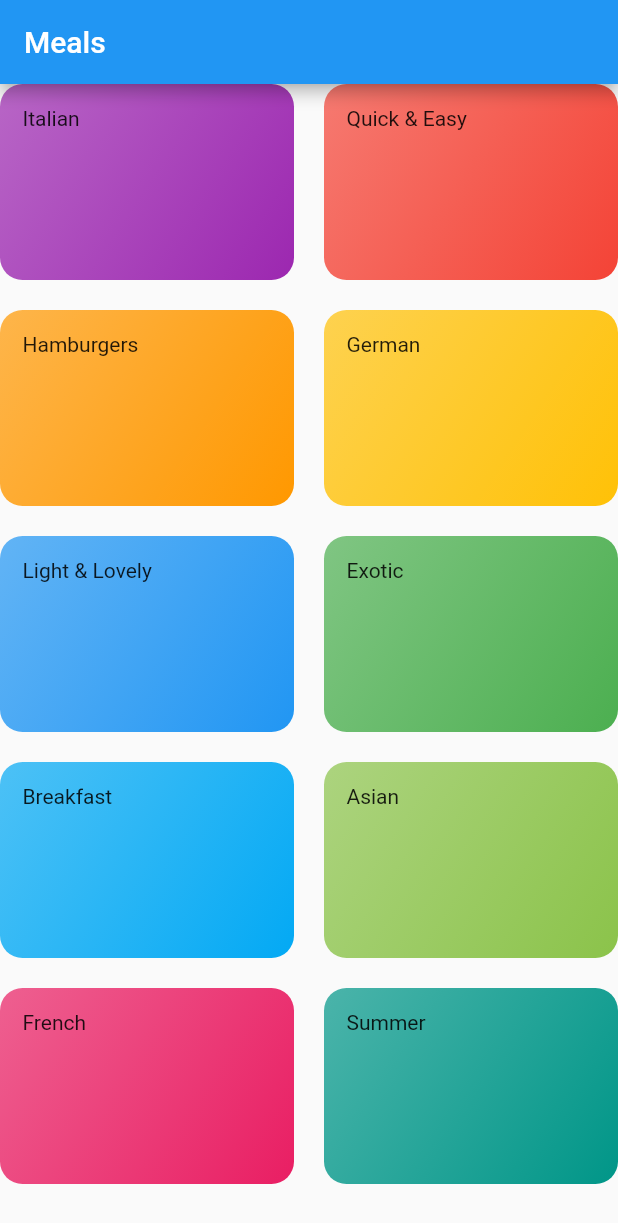
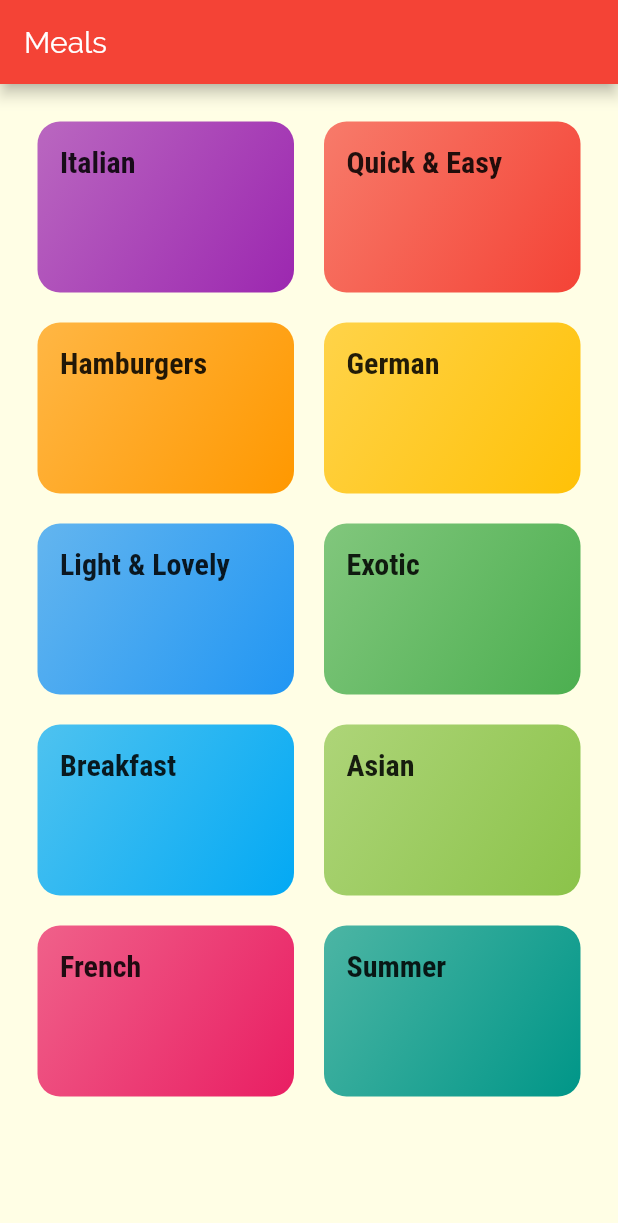
Before and after one commit to ParkSoravee/Flutter_practice_app3, a Flutter app: the screen it shows after launch, on a phone screen of 412 x 824 dp. Shown: the top 1223 px of the screen. Run offline on Flutter 3.47's test engine with Material 2 defaults, Android fonts, the phone set to English and light mode, and no system bars.

Commit message:
styling theme

```diff
--- a/lib/categories_screen.dart
+++ b/lib/categories_screen.dart
@@ -11,6 +11,7 @@ class CategoriesScreen extends StatelessWidget {
         title: const Text('Meals'),
       ),
       body: GridView(
+        padding: const EdgeInsets.all(25),
         children: DUMMY_CATEGORIES
             .map(
               (catData) => CategoryItem(
--- a/lib/category_item.dart
+++ b/lib/category_item.dart
@@ -10,7 +10,10 @@ class CategoryItem extends StatelessWidget {
   Widget build(BuildContext context) {
     return Container(
       padding: EdgeInsets.all(15),
-      child: Text(title),
+      child: Text(
+        title,
+        style: Theme.of(context).textTheme.headline6,
+      ),
       decoration: BoxDecoration(
           gradient: LinearGradient(
             colors: [
@@ -20,8 +23,7 @@ class CategoryItem extends StatelessWidget {
             begin: Alignment.topLeft,
             end: Alignment.bottomRight,
           ),
-        borderRadius: BorderRadius.circular(15)
-      ),
+          borderRadius: BorderRadius.circular(15)),
     );
   }
 }
--- a/lib/main.dart
+++ b/lib/main.dart
@@ -10,7 +10,26 @@ class MyApp extends StatelessWidget {
     return MaterialApp(
       title: 'DeliMeals',
       theme: ThemeData(
-        primarySwatch: Colors.blue,
+        primarySwatch: Colors.red,
+        accentColor: Colors.amber,
+        canvasColor: Color.fromRGBO(255, 254, 229, 1),
+        fontFamily: 'Raleway',
+        textTheme: ThemeData
+            .light()
+            .textTheme
+            .copyWith(
+            bodyText1: TextStyle(
+              color: Color.fromRGBO(20, 51, 51, 1),
+            ),
+            bodyText2: TextStyle(
+              color: Color.fromRGBO(20, 51, 51, 1),
+            ),
+            headline6: TextStyle(
+              fontSize: 20,
+              fontFamily: 'RobotoCondensed',
+              fontWeight: FontWeight.bold,
+            )
+        ),
       ),
       home: CategoriesScreen(),
     );
```
Also changed, not shown: pubspec.yaml (+18 -6 lines), assets/fonts/Raleway-Black.ttf (added), assets/fonts/Raleway-Bold.ttf (added), assets/fonts/Raleway-Regular.ttf (added), assets/fonts/RobotoCondensed-Bold.ttf (added), assets/fonts/RobotoCondensed-Italic.ttf (added), assets/fonts/RobotoCondensed-Light.ttf (added), assets/fonts/RobotoCondensed-Regular.ttf (added). Lines whose indentation alone changed are shown as unchanged.
